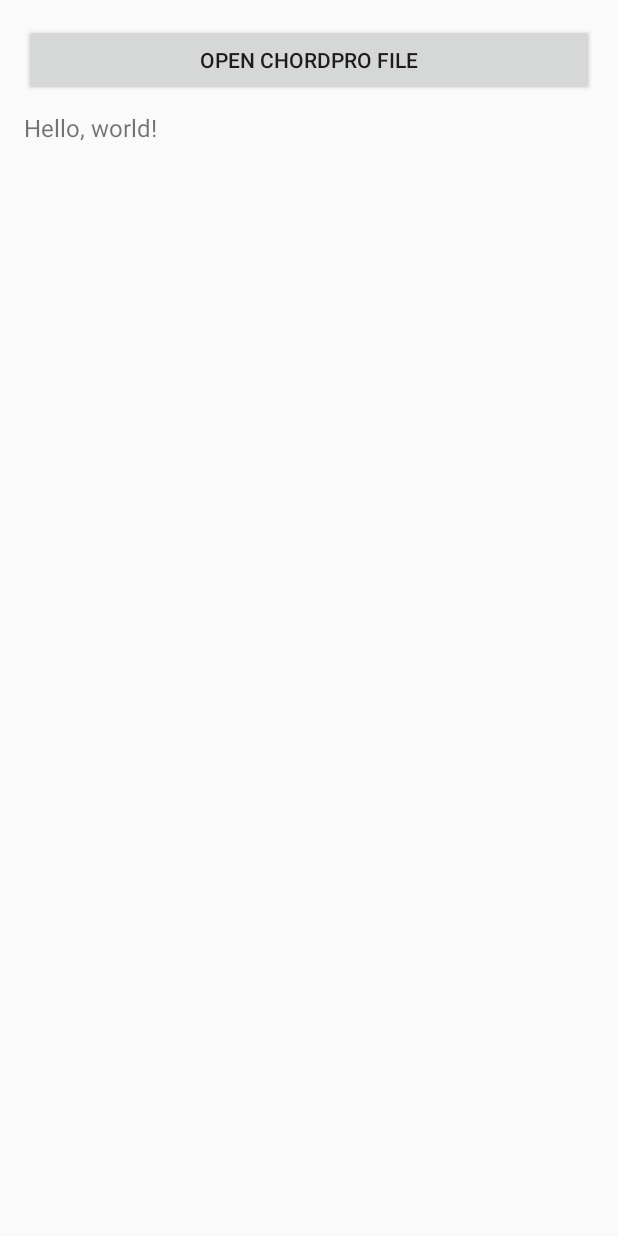
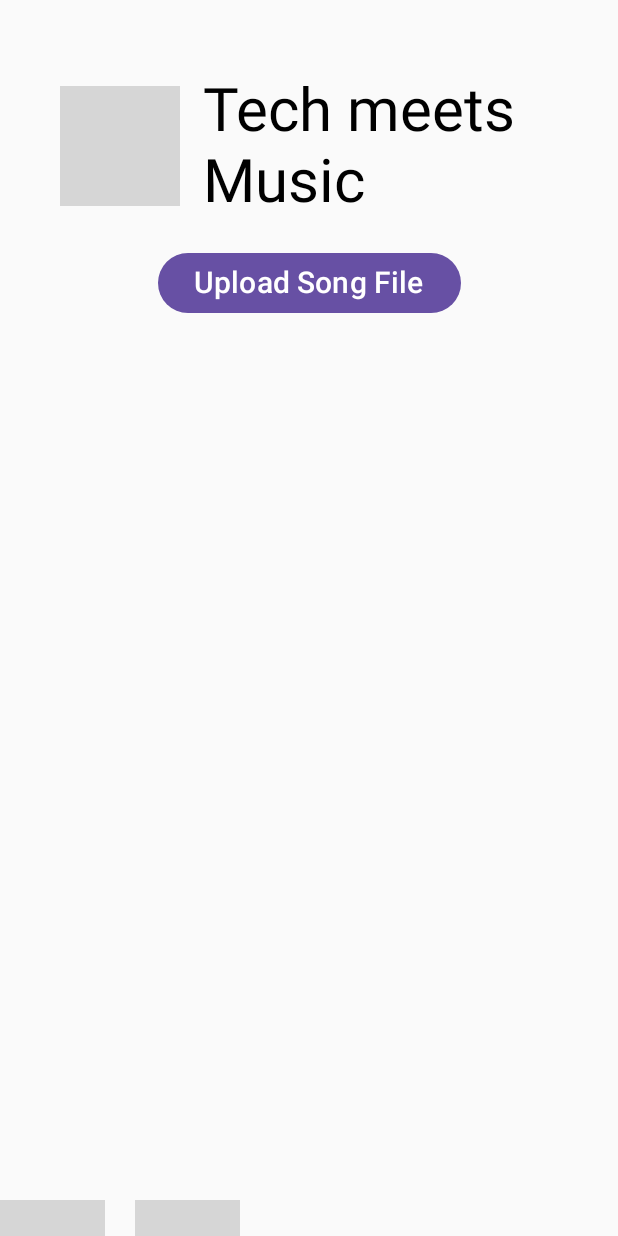
Before and after one commit to hopekcc/summer-intern-2025, an Android app built with Jetpack Compose: the screen it shows after launch (MainActivity), on a phone screen of 412 x 824 dp. Run offline under Robolectric (Android 15) with nearby library versions, the phone set to English and light mode, and no system bars; grey boxes are pictures that could not be loaded.

Commit message:
Update sample project MainActivity.kt

```diff
--- a/mobile/sample/app/src/main/java/com/example/test1/MainActivity.kt
+++ b/mobile/sample/app/src/main/java/com/example/test1/MainActivity.kt
@@ -1,57 +1,153 @@
 package com.example.test1
 
-
-import android.annotation.SuppressLint
-import android.app.Activity
-import android.content.Context
-import android.content.Intent
-import android.net.Uri
 import android.os.Bundle
-import android.view.View
-import android.widget.Button
-import android.widget.TextView
 import androidx.activity.ComponentActivity
+import androidx.activity.compose.setContent
 import androidx.activity.enableEdgeToEdge
-import androidx.activity.result.ActivityResultLauncher
-import androidx.activity.result.contract.ActivityResultContracts
-import androidx.core.net.toUri
-
+import androidx.compose.foundation.Image
+import androidx.compose.foundation.clickable
+import androidx.compose.foundation.layout.*
+import androidx.compose.foundation.layout.Arrangement
+import androidx.compose.material3.*
+import androidx.compose.runtime.*
+import androidx.compose.ui.Alignment
+import androidx.compose.ui.Modifier
+import androidx.compose.ui.res.painterResource
+import androidx.compose.ui.tooling.preview.Preview
+import androidx.compose.ui.unit.dp
+import androidx.compose.ui.unit.sp
 import kotlinx.coroutines.*
 import org.jsoup.Jsoup
 import java.io.IOException
 
 class MainActivity : ComponentActivity() {
-    private lateinit var openFileLauncher: ActivityResultLauncher<Intent>
-    private lateinit var song: TextView
-    private lateinit var btnOpenFile: Button
-
     override fun onCreate(savedInstanceState: Bundle?) {
         super.onCreate(savedInstanceState)
+        enableEdgeToEdge()
 
-        setContentView(R.layout.layout)
-        song = findViewById(R.id.song) // ✅ Must happen before using it
-        song.text = "Hello, world!"
+        setContent {
+            // State to hold the song text
+            var titleText by remember { mutableStateOf("Tech meets Music") }
 
-        btnOpenFile = findViewById((R.id.btnOpenFile))
-        btnOpenFile.setOnClickListener {
-            CoroutineScope(Dispatchers.IO).launch {
-                val result =
-                    fetchTextFromWeb("http://getsome.org/guitar/olga/chordpro/b/Beatles/HeyJude.chopro") // Simulate background work
-                withContext(Dispatchers.Main) {
-                    song.text = result // ✅ Safe UI update on main thread
+            SongScreen(
+                titleText = titleText,
+                onButtonClick = {
+                    CoroutineScope(Dispatchers.IO).launch {
+                        val result = fetchTextFromWeb("http://getsome.org/guitar/olga/chordpro/b/Beatles/HeyJude.chopro")
+                        withContext(Dispatchers.Main) {
+                            titleText = result
+                        }
+                    }
                 }
-            }
-            enableEdgeToEdge()
+            )
         }
     }
 }
 
-fun fetchTextFromWeb(url: String) : String {
+fun fetchTextFromWeb(url: String): String {
     return try {
         val doc = Jsoup.connect(url).get()
-        val text = doc.body().text()
-        text
+        doc.body().text()
     } catch (e: IOException) {
         "Error: ${e.message}"
     }
 }
+
+@Composable
+fun SongScreen(
+    titleText: String,
+    onButtonClick: () -> Unit,
+    modifier: Modifier = Modifier
+) {
+    val musicNote = painterResource(R.drawable.musical_note_flat_icon_png)
+
+    Column(
+        modifier = modifier
+            .fillMaxSize()
+            .padding(top = 50.dp, bottom = 50.dp),
+        horizontalAlignment = Alignment.CenterHorizontally
+    ) {
+        Row(
+            verticalAlignment = Alignment.CenterVertically,
+            modifier = modifier.padding(start = 40.dp)
+        ) {
+            Image(
+                painter = musicNote,
+                contentDescription = null,
+                modifier = Modifier
+                    .size(80.dp, 80.dp)
+            )
+            Text(
+                text = titleText,
+                fontSize = 40.sp,
+                modifier = modifier.padding(start = 15.dp),
+            )
+        }
+        Spacer(modifier = Modifier.height(20.dp))
+        Button(onClick = onButtonClick) {
+            Text("Upload Song File",
+            fontSize = 20.sp)
+        }
+    }
+
+    val profileIcon = painterResource(R.drawable.user_icon_on_transparent_background_free_png)
+    val songLibraryIcon = painterResource(R.drawable.songlibrary)
+
+    Row(
+        modifier = Modifier.padding(top = 800.dp),
+    ) {
+        var thisStep by remember {mutableStateOf(1)}
+        when (thisStep) {
+            1 -> {
+                Image(
+                    painter = profileIcon,
+                    contentDescription = null,
+                    modifier = Modifier
+                        .size(70.dp,70.dp)
+                        .clickable {
+                            thisStep = 2
+                        }
+                )
+            }
+
+            2 -> {
+                Text(text = "Your Profile")
+            }
+        }
+
+
+        Spacer(modifier = Modifier.width(20.dp))
+
+
+        var currentStep by remember {mutableStateOf(1)}
+        when (currentStep) {
+            1 -> {
+                Image(
+                    painter = songLibraryIcon,
+                    contentDescription = null,
+                    modifier = Modifier
+                        .size(70.dp, 70.dp)
+                        .clickable {
+                            currentStep = 2
+                        }
+                )
+            }
+
+            2 -> {
+                Text(text = "Saved Songs")
+            }
+        }
+    }
+}
+
+
+@Preview(showBackground = true)
+@Composable
+fun SongScreenPreview() {
+    Box(modifier = Modifier.fillMaxSize()) {
+        SongScreen(
+            titleText = "Tech meets Music",
+            onButtonClick = {}
+        )
+    }
+}
```
